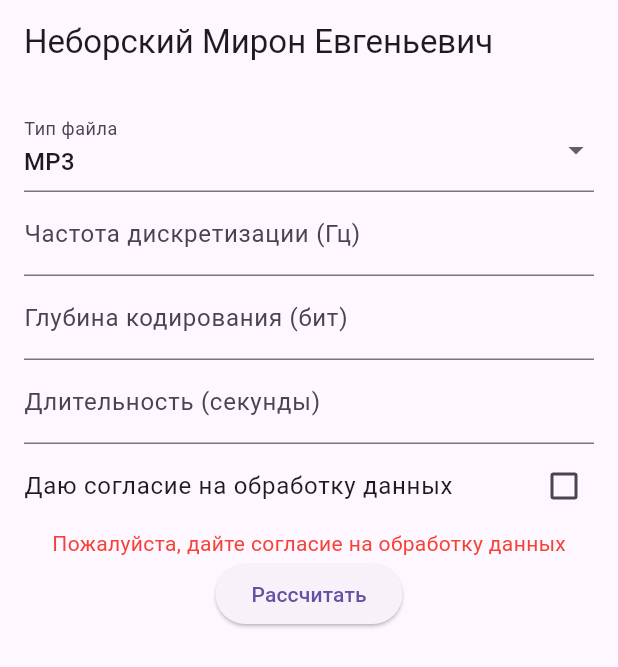
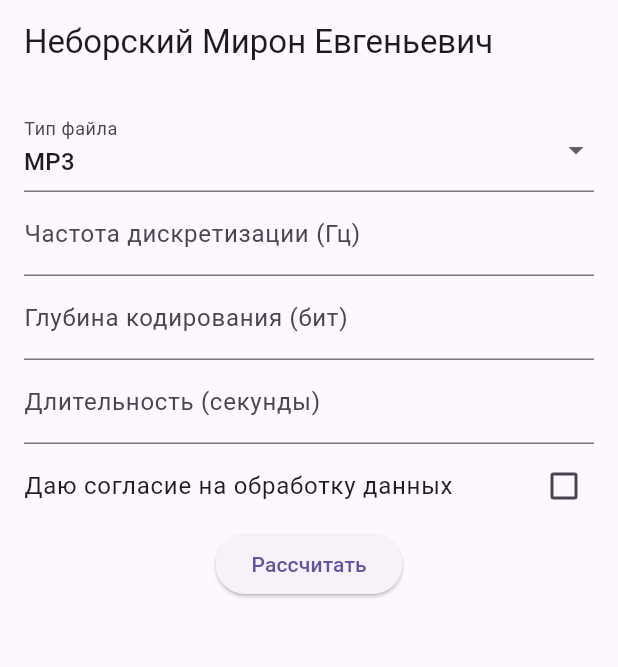
Before and after one commit to Twwan/rmp_labs, a Flutter app: the screen it shows after launch, on a phone screen of 412 x 824 dp. Shown: the top 667 px of the screen. Run offline on Flutter 3.47's test engine with Material 3 defaults, Android fonts, the phone set to English and light mode, and no system bars; our stand-ins replace flutter_bloc.

Commit message:
Initial commit lab4

```diff
--- /dev/null
+++ b/lib/cubit/calculator_cubit.dart
@@ -0,0 +1,62 @@
+import 'package:flutter/material.dart';
+import 'package:flutter_bloc/flutter_bloc.dart';
+
+part 'calculator_state.dart';
+
+class CalculatorCubit extends Cubit<CalculatorState> {
+  CalculatorCubit() : super(CalculatorStateInit());
+
+  final TextEditingController samplingRateController = TextEditingController();
+  final TextEditingController bitDepthController = TextEditingController();
+  final TextEditingController durationController = TextEditingController();
+
+  String fileType = 'MP3';
+  int channels = 1;
+  bool agreement = false;
+
+  void updateChannels(String? newValue) {
+    fileType = newValue!;
+    switch (fileType) {
+      case 'AAC':
+        channels = 4;
+        break;
+      case 'WAV':
+        channels = 2;
+        break;
+      case 'FLAC':
+        channels = 2;
+        break;
+      default:
+        channels = 1;
+    }
+    emit(CalculatorStateInit());
+  }
+
+  void updateAgreement(bool? value) {
+    agreement = value ?? false;
+    emit(CheckboxState(agreement: agreement));
+  }
+
+  void resetForm() {
+    emit(CalculatorStateInit());
+  }
+
+  void calculateFileSize() {
+    if (!agreement) {
+      emit(CalculatorErrorState(message: 'Пожалуйста, дайте согласие на обработку данных'));
+      return;
+    }
+
+    if (samplingRateController.text.isEmpty || bitDepthController.text.isEmpty || durationController.text.isEmpty) {
+      emit(CalculatorErrorState(message: 'Все поля должны быть заполнены'));
+      return;
+    }
+
+    final double samplingRate = double.parse(samplingRateController.text);
+    final double bitDepth = double.parse(bitDepthController.text);
+    final double duration = double.parse(durationController.text);
+    double fileSize = (channels * samplingRate * bitDepth * duration) / 8 / 1024 / 1024;
+
+    emit(CalculatorFileSizeState(fileSize: fileSize));
+  }
+}
--- /dev/null
+++ b/lib/cubit/calculator_state.dart
@@ -0,0 +1,23 @@
+part of 'calculator_cubit.dart';
+
+abstract class CalculatorState {}
+
+class CalculatorStateInit extends CalculatorState {}
+
+class CalculatorFileSizeState extends CalculatorState {
+  final double fileSize;
+
+  CalculatorFileSizeState({required this.fileSize});
+}
+
+class CalculatorErrorState extends CalculatorState {
+  final String message;
+
+  CalculatorErrorState({required this.message});
+}
+
+class CheckboxState extends CalculatorState {
+  final bool agreement;
+
+  CheckboxState({required this.agreement});
+}
--- a/lib/pages/calculator_page.dart
+++ b/lib/pages/calculator_page.dart
@@ -1,51 +1,46 @@
 import 'package:flutter/material.dart';
-import 'result_page.dart';
+import 'package:flutter/services.dart';
+import 'package:flutter_bloc/flutter_bloc.dart';
+import 'package:rmp_lab/cubit/calculator_cubit.dart';
 
-class CalculatorPage extends StatefulWidget {
+class CalculatorPage extends StatelessWidget {
   const CalculatorPage({super.key});
 
   @override
-  CalculatorPageState createState() => CalculatorPageState();
-}
-
-class CalculatorPageState extends State<CalculatorPage> {
-  final _formKey = GlobalKey<FormState>();
-  final TextEditingController _samplingRateController = TextEditingController();
-  final TextEditingController _bitDepthController = TextEditingController();
-  final TextEditingController _durationController = TextEditingController();
-  bool _agreement = false;
-
-  String _fileType = 'MP3';
-  int _channels = 1;
-
-  void _updateChannels(String? fileType) {
-    switch (fileType) {
-      case 'AAC':
-        _channels = 4;
-        break;
-      case 'WAV':
-        _channels = 2;
-        break;
-      case 'FLAC':
-        _channels = 2;
-        break;
-      default:
-        _channels = 1;
-    }
-  }
-
-  @override
   Widget build(BuildContext context) {
-    return Scaffold(
+    return BlocProvider(
+      create: (context) => CalculatorCubit(),
+      child: Scaffold(
         appBar: AppBar(title: const Text('Неборский Мирон Евгеньевич')),
         body: Padding(
           padding: const EdgeInsets.all(16.0),
-        child: Form(
-          key: _formKey,
+          child: BlocBuilder<CalculatorCubit, CalculatorState>(
+            builder: (context, state) {
+              final cubit = context.read<CalculatorCubit>();
+
+              if (state is CalculatorFileSizeState) {
+                return Center(
+                  child: Column(
+                    mainAxisAlignment: MainAxisAlignment.center,
+                    children: [
+                      Text('Размер файла: ${state.fileSize.toStringAsFixed(2)} МБ', style: const TextStyle(fontSize: 24)),
+                      const SizedBox(height: 20),
+                      ElevatedButton(
+                        onPressed: () {
+                          cubit.resetForm();
+                        },
+                        child: const Text('Назад'),
+                      ),
+                    ],
+                  ),
+                );
+              }
+
+              return Form(
                 child: Column(
                   children: [
                     DropdownButtonFormField<String>(
-                value: _fileType,
+                      value: cubit.fileType,
                       decoration: const InputDecoration(labelText: 'Тип файла'),
                       items: ['MP3', 'WAV', 'FLAC', 'AAC'].map((String value) {
                         return DropdownMenuItem<String>(
@@ -54,79 +49,67 @@ class CalculatorPageState extends State<CalculatorPage> {
                         );
                       }).toList(),
                       onChanged: (newValue) {
-                  setState(() {
-                    _fileType = newValue!;
-                    _updateChannels(_fileType);
-                  });
+                        cubit.updateChannels(newValue);
                       },
                     ),
                     TextFormField(
-                controller: _samplingRateController,
+                      controller: cubit.samplingRateController,
                       decoration: const InputDecoration(labelText: 'Частота дискретизации (Гц)'),
                       keyboardType: TextInputType.number,
-                validator: (value) {
-                  if (value == null || value.isEmpty) {
-                    return 'Пожалуйста, введите частоту';
-                  }
-                  return null;
+                      inputFormatters: [
+                        FilteringTextInputFormatter.digitsOnly,
+                        FilteringTextInputFormatter.deny(
+                          RegExp(r'^0+'),
+                        ),
+                      ],
+                    ),
+                    TextFormField(
+                      controller: cubit.bitDepthController,
+                      decoration: const InputDecoration(labelText: 'Глубина кодирования (бит)'),
+                      keyboardType: TextInputType.number,
+                      inputFormatters: [
+                        FilteringTextInputFormatter.digitsOnly,
+                        FilteringTextInputFormatter.deny(
+                          RegExp(r'^0+'),
+                        ),
+                      ],
+                    ),
+                    TextFormField(
+                      controller: cubit.durationController,
+                      decoration: const InputDecoration(labelText: 'Длительность (секунды)'),
+                      keyboardType: TextInputType.number,
+                      inputFormatters: [
+                        FilteringTextInputFormatter.digitsOnly,
+                        FilteringTextInputFormatter.deny(
+                          RegExp(r'^0+'),
+                        ),
+                      ],
+                    ),
+                    BlocBuilder<CalculatorCubit, CalculatorState>(
+                      builder: (context, checkboxState) {
+                        return CheckboxListTile(
+                          title: const Text('Даю согласие на обработку данных'),
+                          contentPadding: EdgeInsets.zero,
+                          value: (checkboxState is CheckboxState) ? checkboxState.agreement : cubit.agreement,
+                          onChanged: (newValue) {
+                            cubit.updateAgreement(newValue);
+                          },
+                        );
                       },
                     ),
-              TextFormField(
-                controller: _bitDepthController,
-                decoration: const InputDecoration(labelText: 'Глубина кодирования (бит)'),
-                keyboardType: TextInputType.number,
-                validator: (value) {
-                  if (value == null || value.isEmpty) {
-                    return 'Пожалуйста, введите глубину кодирования';
-                  }
-                  return null;
-                },
-              ),
-              TextFormField(
-                controller: _durationController,
-                decoration: const InputDecoration(labelText: 'Длительность (секунды)'),
-                keyboardType: TextInputType.number,
-                validator: (value) {
-                  if (value!.isEmpty) {
-                    return 'Пожалуйста, введите длительность';
-                  }
-                  return null;
-                },
-              ),
-              CheckboxListTile(
-                title: const Text('Даю согласие на обработку данных'),
-                contentPadding: EdgeInsets.zero,
-                value: _agreement,
-                onChanged: (newValue) {
-                  setState(() {
-                    _agreement = newValue!;
-                  });
-                },
-              ),
-              if (!_agreement)
-                const Text(
-                  'Пожалуйста, дайте согласие на обработку данных',
-                  style: TextStyle(color: Colors.red),
+                    if (state is CalculatorErrorState)
+                      Text(
+                        state.message,
+                        style: const TextStyle(color: Colors.red),
                       ),
                     ElevatedButton(
-                onPressed: () {
-                  if (_formKey.currentState!.validate() && _agreement) {
-                    Navigator.push(
-                      context,
-                      MaterialPageRoute(
-                        builder: (context) => ResultPage(
-                          channels: _channels,
-                          samplingRate: int.parse(_samplingRateController.text),
-                          bitDepth: int.parse(_bitDepthController.text),
-                          duration: int.parse(_durationController.text),
-                        ),
-                      ),
-                    );
-                  }
-                },
+                      onPressed: () => cubit.calculateFileSize(),
                       child: const Text('Рассчитать'),
                     ),
                   ],
+                ),
+              );
+            },
           ),
         ),
       ),
--- a/pubspec.yaml
+++ b/pubspec.yaml
@@ -35,6 +35,7 @@ dependencies:
   # The following adds the Cupertino Icons font to your application.
   # Use with the CupertinoIcons class for iOS style icons.
   cupertino_icons: ^1.0.6
+  flutter_bloc: ^8.1.6
 
 dev_dependencies:
   flutter_test:
```
Also changed, not shown: lib/pages/result_page.dart (deleted, +0 -55 lines), pubspec.lock. Lines whose indentation alone changed are shown as unchanged.
